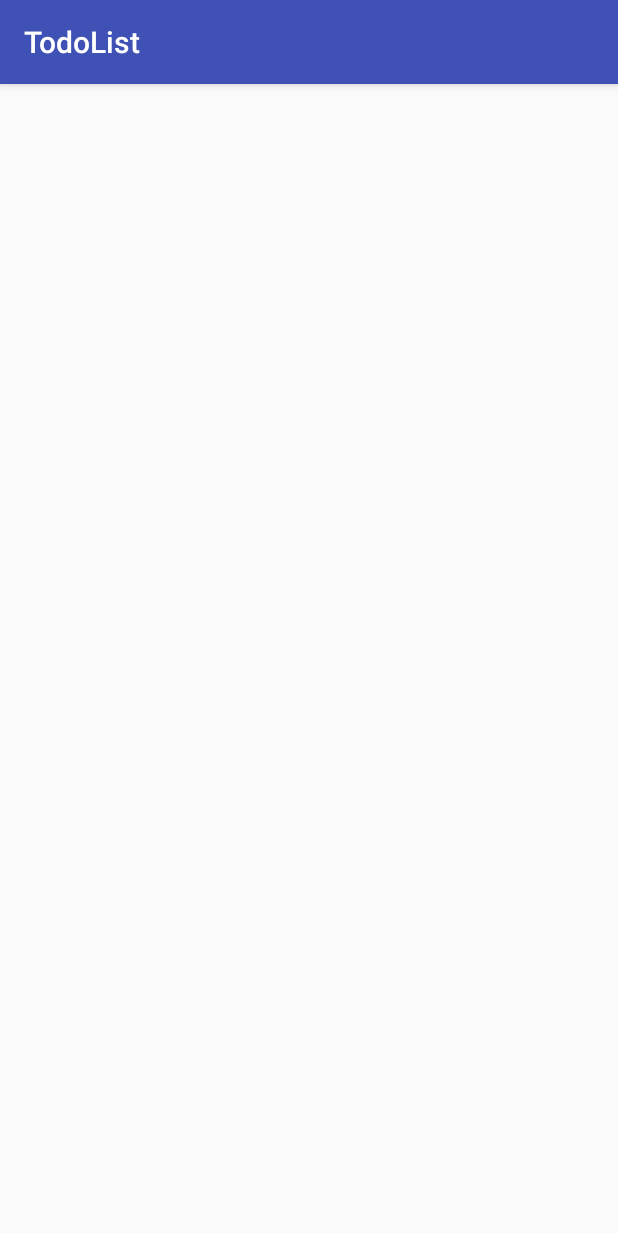
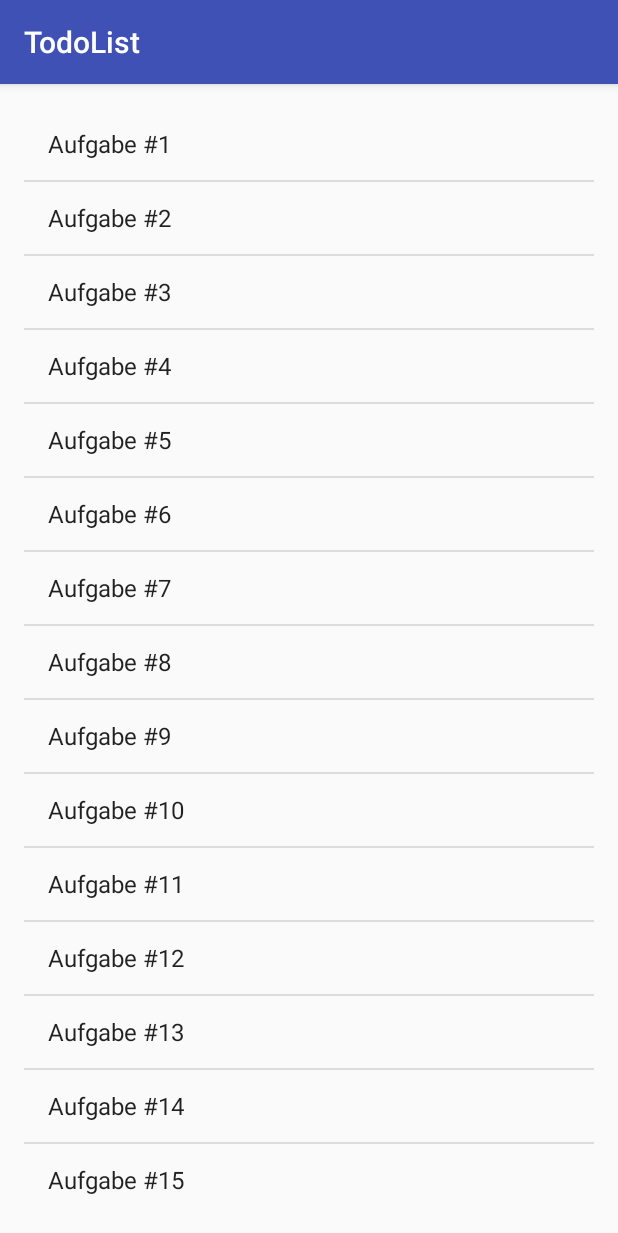
Before and after one commit to ScreamFD/todoDB, an Android app: the screen it shows after launch (MainActivity), on a phone screen of 412 x 824 dp. Shown: the top 1233 px of the screen. Run offline under Robolectric (Android 15) with nearby library versions, the phone set to English and light mode, and no system bars.

Commit message:
added ListView with simple ArrayAdapter and Test Strings

```diff
--- a/app/src/main/java/de/lamber/sascha/todolist/MainActivity.java
+++ b/app/src/main/java/de/lamber/sascha/todolist/MainActivity.java
@@ -2,12 +2,37 @@ package de.lamber.sascha.todolist;
 
 import android.support.v7.app.AppCompatActivity;
 import android.os.Bundle;
+import android.widget.ArrayAdapter;
+import android.widget.ListView;
 
 public class MainActivity extends AppCompatActivity {
+
+    ListView todoList;
+
+    String[] aufgaben = {
+                "Aufgabe #1",
+                "Aufgabe #2",
+                "Aufgabe #3",
+                "Aufgabe #4",
+                "Aufgabe #5",
+                "Aufgabe #6",
+                "Aufgabe #7",
+                "Aufgabe #8",
+                "Aufgabe #9",
+                "Aufgabe #10",
+                "Aufgabe #11",
+                "Aufgabe #12",
+                "Aufgabe #13",
+                "Aufgabe #14",
+                "Aufgabe #15",
+    };
 
     @Override
     protected void onCreate(Bundle savedInstanceState) {
         super.onCreate(savedInstanceState);
         setContentView(R.layout.activity_main);
+
+        todoList = (ListView) findViewById(R.id.todoList);
+        todoList.setAdapter(new ArrayAdapter<String>(this, android.R.layout.simple_list_item_1, aufgaben));
     }
 }
--- a/app/src/main/res/layout/activity_main.xml
+++ b/app/src/main/res/layout/activity_main.xml
@@ -10,4 +10,11 @@
     android:paddingTop="@dimen/activity_vertical_margin"
     tools:context="de.lamber.sascha.todolist.MainActivity">
 
+    <ListView
+        android:layout_width="wrap_content"
+        android:layout_height="wrap_content"
+        android:id="@+id/todoList"
+        android:layout_alignParentTop="true"
+        android:layout_alignParentLeft="true"
+        android:layout_alignParentStart="true"/>
 </RelativeLayout>
```
